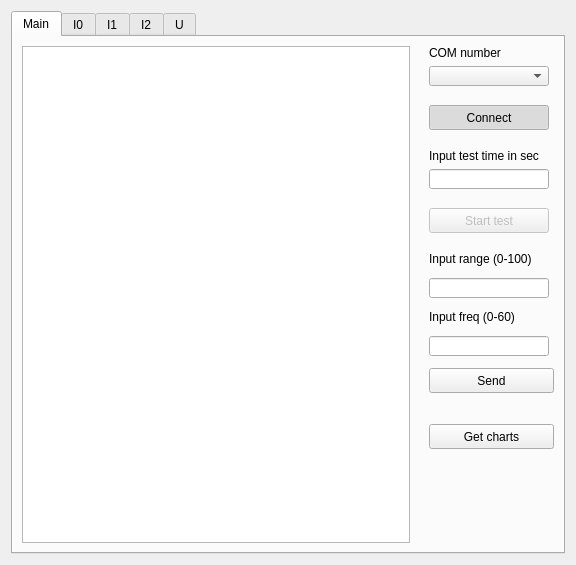
This is widget.ui in TamaraSoloveva/DvigMon as Qt 5 draws it before an edit. The edited form follows.
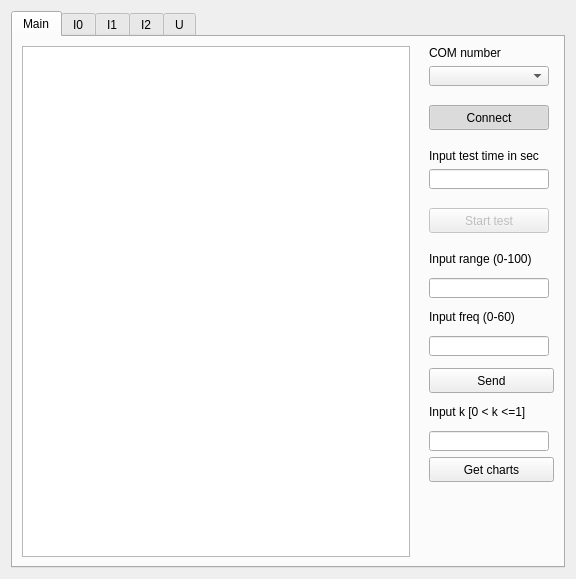
This is the edited form.

Patch:
```diff
--- a/widget.ui
+++ b/widget.ui
@@ -7,7 +7,7 @@
     <x>0</x>
     <y>0</y>
     <width>576</width>
-    <height>565</height>
+    <height>579</height>
    </rect>
   </property>
   <property name="windowTitle">
@@ -384,11 +384,56 @@
              <property name="sizeHint" stdset="0">
               <size>
                <width>20</width>
-               <height>25</height>
+               <height>6</height>
               </size>
              </property>
             </spacer>
            </item>
+           <item>
+            <widget class="QLabel" name="label_5">
+             <property name="text">
+              <string>Input k [0 &lt; k &lt;=1]</string>
+             </property>
+            </widget>
+           </item>
+           <item>
+            <spacer name="verticalSpacer_11">
+             <property name="orientation">
+              <enum>Qt::Vertical</enum>
+             </property>
+             <property name="sizeType">
+              <enum>QSizePolicy::Fixed</enum>
+             </property>
+             <property name="sizeHint" stdset="0">
+              <size>
+               <width>20</width>
+               <height>6</height>
+              </size>
+             </property>
+            </spacer>
+           </item>
+           <item>
+            <widget class="QLineEdit" name="lineEdit_4">
+             <property name="sizePolicy">
+              <sizepolicy hsizetype="Fixed" vsizetype="Fixed">
+               <horstretch>0</horstretch>
+               <verstretch>0</verstretch>
+              </sizepolicy>
+             </property>
+             <property name="minimumSize">
+              <size>
+               <width>120</width>
+               <height>20</height>
+              </size>
+             </property>
+             <property name="maximumSize">
+              <size>
+               <width>120</width>
+               <height>20</height>
+              </size>
+             </property>
+            </widget>
+           </item>
            <item>
             <widget class="QPushButton" name="pushButton_3">
              <property name="minimumSize">
```
